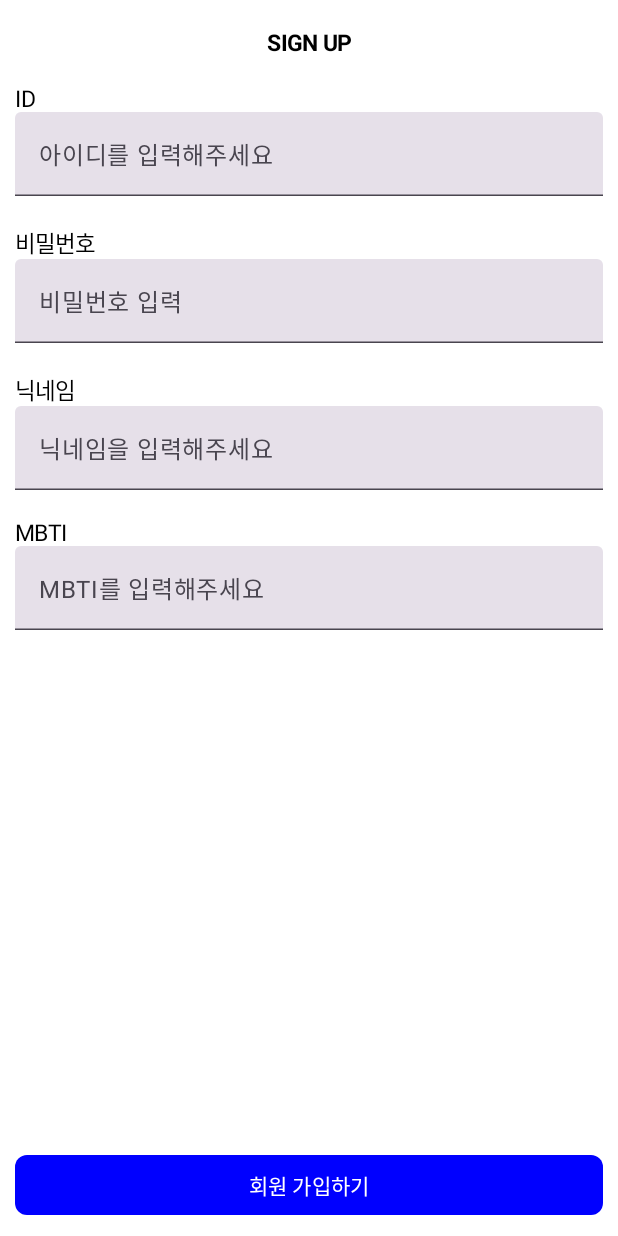
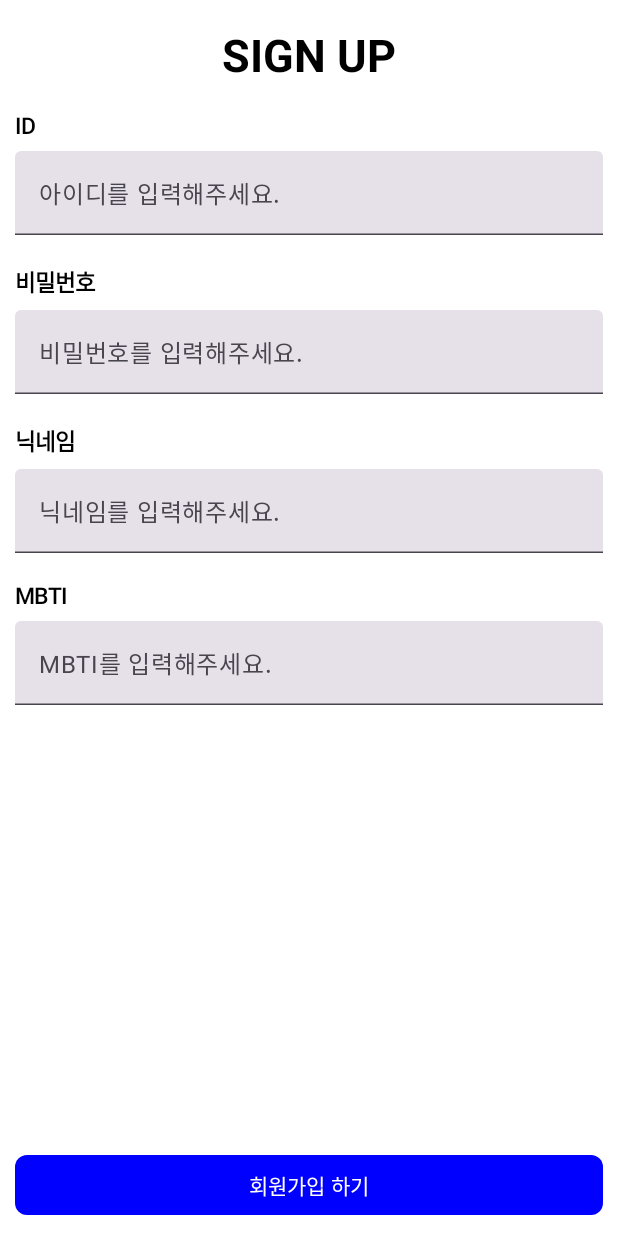
Before and after one commit to NOW-SOPT-ANDROID/myeongseok_kim, an Android app built with Jetpack Compose: the @Preview function SignUPPreview, on a phone screen of 412 x 824 dp. Run offline under Robolectric (Android 15) with nearby library versions, the phone set to English and light mode, and no system bars.

Commit message:
chore: #2 코드리뷰반영 리팩토링

```diff
--- a/app/src/main/java/com/sopt/now/compose/ui/SignUp.kt
+++ b/app/src/main/java/com/sopt/now/compose/ui/SignUp.kt
@@ -10,11 +10,9 @@ import androidx.compose.foundation.layout.fillMaxWidth
 import androidx.compose.foundation.layout.height
 import androidx.compose.foundation.layout.padding
 import androidx.compose.foundation.shape.RoundedCornerShape
-import androidx.compose.foundation.text.KeyboardOptions
 import androidx.compose.material3.Button
 import androidx.compose.material3.ButtonDefaults
 import androidx.compose.material3.Text
-import androidx.compose.material3.TextField
 import androidx.compose.runtime.Composable
 import androidx.compose.runtime.getValue
 import androidx.compose.runtime.mutableStateOf
@@ -24,13 +22,15 @@ import androidx.compose.ui.Alignment
 import androidx.compose.ui.Modifier
 import androidx.compose.ui.graphics.Color
 import androidx.compose.ui.platform.LocalContext
+import androidx.compose.ui.res.stringResource
 import androidx.compose.ui.text.font.FontWeight
 import androidx.compose.ui.text.input.KeyboardType
-import androidx.compose.ui.text.input.PasswordVisualTransformation
 import androidx.compose.ui.text.style.TextAlign
 import androidx.compose.ui.tooling.preview.Preview
 import androidx.compose.ui.unit.dp
 import androidx.compose.ui.unit.sp
+import com.sopt.now.compose.R
+import com.sopt.now.compose.component.textfield.TextFieldWithTitle
 import com.sopt.now.data.model.MainViewModel
 import com.sopt.now.data.model.User
 
@@ -40,6 +40,7 @@ fun SignUp(viewModel: MainViewModel) {
     var password by remember { mutableStateOf("") }
     var nickname by remember { mutableStateOf("") }
     var mbti by remember { mutableStateOf("") }
+
     Column(
         modifier = Modifier
             .padding(10.dp)
@@ -51,70 +52,47 @@ fun SignUp(viewModel: MainViewModel) {
         Text(
             text = "SIGN UP",
             textAlign = TextAlign.Center,
-            fontSize = 15.sp,
+            fontSize = 30.sp,
             fontWeight = FontWeight.Bold,
             modifier = Modifier
                 .fillMaxWidth()
         )
         Spacer(modifier = Modifier.height(20.dp))
-        Text(
-            text = "ID",
-            textAlign = TextAlign.Start,
-            modifier = Modifier.fillMaxWidth(),
-            fontSize = 15.sp,
-        )
-        TextField(
-            value = id, onValueChange = { id = it },
-            modifier = Modifier
-                .fillMaxWidth(),
-            placeholder = { Text("아이디를 입력해주세요") },
-            singleLine = true,
+        TextFieldWithTitle(
+            title = stringResource(id = R.string.all_id),
+            value = id,
+            onValueChanged = { id = it },
+            description = stringResource(
+                id = R.string.all_id_hint
+            )
         )
         Spacer(modifier = Modifier.height(20.dp))
-        Text(
-            text = "비밀번호",
-            textAlign = TextAlign.Start,
-            modifier = Modifier.fillMaxWidth(),
-            fontSize = 15.sp,
-        )
-        TextField(
-            value = password, onValueChange = { password = it },
-            modifier = Modifier
-                .fillMaxWidth(),
-            placeholder = { Text("비밀번호 입력") },
-            singleLine = true,
-            keyboardOptions = KeyboardOptions(keyboardType = KeyboardType.Password),
-            visualTransformation = PasswordVisualTransformation()
+        TextFieldWithTitle(
+            title = stringResource(id = R.string.all_password),
+            value = password,
+            onValueChanged = { password = it },
+            description = stringResource(
+                id = R.string.all_password_hint
+            ),
+            keyboardType = KeyboardType.Password
         )
         Spacer(modifier = Modifier.height(20.dp))
-        Text(
-            text = "닉네임",
-            textAlign = TextAlign.Start,
-            modifier = Modifier.fillMaxWidth(),
-            fontSize = 15.sp,
-
+        TextFieldWithTitle(
+            title = stringResource(id = R.string.all_nick_name),
+            value = nickname,
+            onValueChanged = { nickname = it },
+            description = stringResource(
+                id = R.string.singUp_nick_name_hint
             )
-        TextField(
-            value = nickname, onValueChange = { nickname = it },
-            modifier = Modifier
-                .fillMaxWidth(),
-            placeholder = { Text("닉네임을 입력해주세요") },
-            singleLine = true
         )
         Spacer(modifier = Modifier.height(20.dp))
-        Text(
-            text = "MBTI",
-            textAlign = TextAlign.Start,
-            modifier = Modifier.fillMaxWidth(),
-            fontSize = 15.sp,
-
+        TextFieldWithTitle(
+            title = stringResource(id = R.string.all_mbti),
+            value = mbti,
+            onValueChanged = { mbti = it },
+            description = stringResource(
+                id = R.string.singUp_MBTI_hint
             )
-        TextField(
-            value = mbti, onValueChange = { mbti = it },
-            modifier = Modifier
-                .fillMaxWidth(),
-            placeholder = { Text("MBTI를 입력해주세요") },
-            singleLine = true
         )
         Column(
             modifier = Modifier.fillMaxSize(),
@@ -134,7 +112,7 @@ fun SignUp(viewModel: MainViewModel) {
                 colors = ButtonDefaults.buttonColors(containerColor = Color.Blue),
                 shape = RoundedCornerShape(8.dp)
             ) {
-                Text(text = "회원 가입하기")
+                Text(text = stringResource(id = R.string.all_enroll))
             }
         }
     }
@@ -142,40 +120,31 @@ fun SignUp(viewModel: MainViewModel) {
 
 private fun signUpButtonEvent(context: Context, viewModel: MainViewModel, user: User) {
     if (validateUserInfo(user)) {
-        viewModel.setId(user.id)
-        viewModel.setPassword(user.password)
-        viewModel.setNickname(user.nickname)
-        viewModel.setMbti(user.mbti)
-        viewModel.setScreen(1)
-        toastMessage(context, message = "회원가입에 성공했습니다.")
+        with(viewModel) {
+            setId(user.id)
+            setPassword(user.password)
+            setNickname(user.nickname)
+            setMbti(user.mbti)
+            setScreen(1)
+        }
+        toastMessage(context, message =  R.string.singUp_Success)
     } else {
-        toastMessage(context, message = "회원가입이 불가능합니다.")
+        toastMessage(context, message =  R.string.singUp_failure)
     }
 }
 
-private fun validateUserInfo(user: User): Boolean {
-    if (validateID(user.id)) return false
-    if (validatePassword(user.password)) return false
-    if (validateNickName(user.nickname)) return false
-    if (validateMBTI(user.mbti)) return false
-    return true
-}
+private fun validateUserInfo(user: User): Boolean =
+    validateID(user.id) && validatePassword(user.password) && validateNickName(user.nickname) && validateMBTI(
+        user.mbti
+    )
 
-private fun validateID(text: String): Boolean {
-    return text.length < 6 || text.length > 10
-}
+private fun validateID(text: String): Boolean = text.length in 6..10
 
-private fun validatePassword(text: String): Boolean {
-    return text.length < 8 || text.length > 12
-}
+private fun validatePassword(text: String): Boolean = text.length in 8..12
 
-private fun validateNickName(text: String): Boolean {
-    return text.trim().isEmpty()
-}
+private fun validateNickName(text: String): Boolean = text.isNotBlank()
 
-private fun validateMBTI(text: String): Boolean {
-    return text.length != 4
-}
+private fun validateMBTI(text: String): Boolean = text.length == 4
 
 @Preview(showBackground = true)
 @Composable
--- a/app/src/main/java/com/sopt/now/data/model/MainViewModel.kt
+++ b/app/src/main/java/com/sopt/now/data/model/MainViewModel.kt
@@ -6,13 +6,13 @@ import androidx.compose.runtime.mutableStateOf
 import androidx.lifecycle.ViewModel
 
 class MainViewModel() : ViewModel() {
-    private val _id = mutableStateOf("")
+    private var _id = mutableStateOf("")
     val id: State<String> = _id
-    private val _password = mutableStateOf("")
+    private var _password = mutableStateOf("")
     val password: State<String> = _password
-    private val _nickname = mutableStateOf("")
+    private var _nickname = mutableStateOf("")
     val nickname: State<String> = _nickname
-    private val _mbti = mutableStateOf("")
+    private var _mbti = mutableStateOf("")
     val mbti: State<String> = _mbti
     private val _screenNumber = mutableIntStateOf(1)
     val screenNumber: State<Int> = _screenNumber
--- a/app/src/main/java/com/sopt/now/data/model/User.kt
+++ b/app/src/main/java/com/sopt/now/data/model/User.kt
@@ -4,6 +4,6 @@ package com.sopt.now.data.model
 data class User(
     val id: String,
     val password: String,
-    val nickname: String="",
-    val mbti: String=""
+    val nickname: String,
+    val mbti: String
 )
--- a/app/src/main/res/values/strings.xml
+++ b/app/src/main/res/values/strings.xml
@@ -1,3 +1,28 @@
 <resources>
     <string name="app_name">NOW SOPT Android</string>
+
+    <!--공통요소-->
+    <string name="all_id">ID</string>
+    <string name="all_id_hint">아이디를 입력해주세요.</string>
+    <string name="all_password">비밀번호</string>
+    <string name="all_password_hint">비밀번호를 입력해주세요.</string>
+    <string name="all_mbti">MBTI</string>
+    <string name="all_nick_name">닉네임</string>
+    <string name="all_enroll">회원가입 하기</string>
+    <string name="all_input">입력하기</string>
+
+    <!--login-->
+    <string name="login_welcome">Welcome to SOPT</string>
+    <string name="login_button">로그인 하기</string>
+    <string name="login_Success">로그인에 성공했습니다</string>
+    <!--signUp-->
+    <string name="singUp_title">SIGN UP</string>
+    <string name="singUp_nick_name_hint">닉네임를 입력해주세요.</string>
+    <string name="singUp_MBTI_hint">MBTI를 입력해주세요.</string>
+    <string name="singUp_Success">회원가입에 성공하였습니다</string>
+    <string name="singUp_failure">회원가입에 실패하였습니다</string>
+
+    <!--main-->
+    <string name="main_title">$s님의 프로필</string>
+
 </resources>
```
Also changed, not shown: app/build.gradle (+3 -6 lines), app/src/main/java/com/sopt/now/compose/ui/Login.kt (+26 -42 lines), app/src/main/java/com/sopt/now/compose/ui/MainActivity.kt (+19 -46 lines), app/src/main/java/com/sopt/now/util/MainViewModelFactory.kt (deleted, +0 -15 lines).
